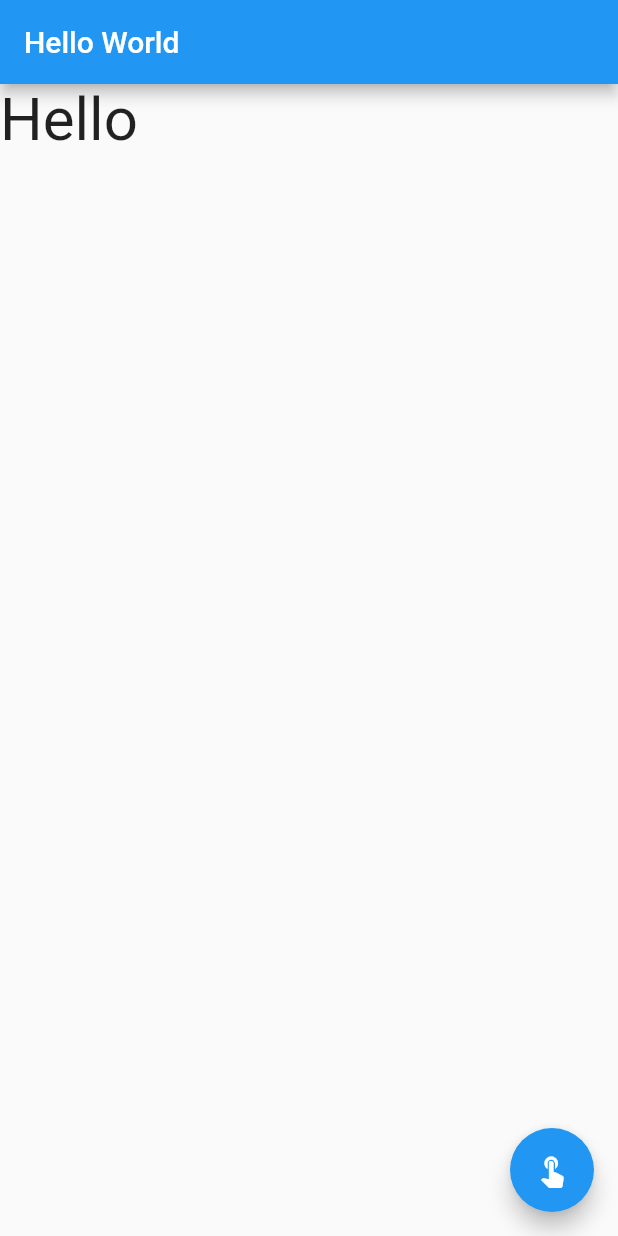
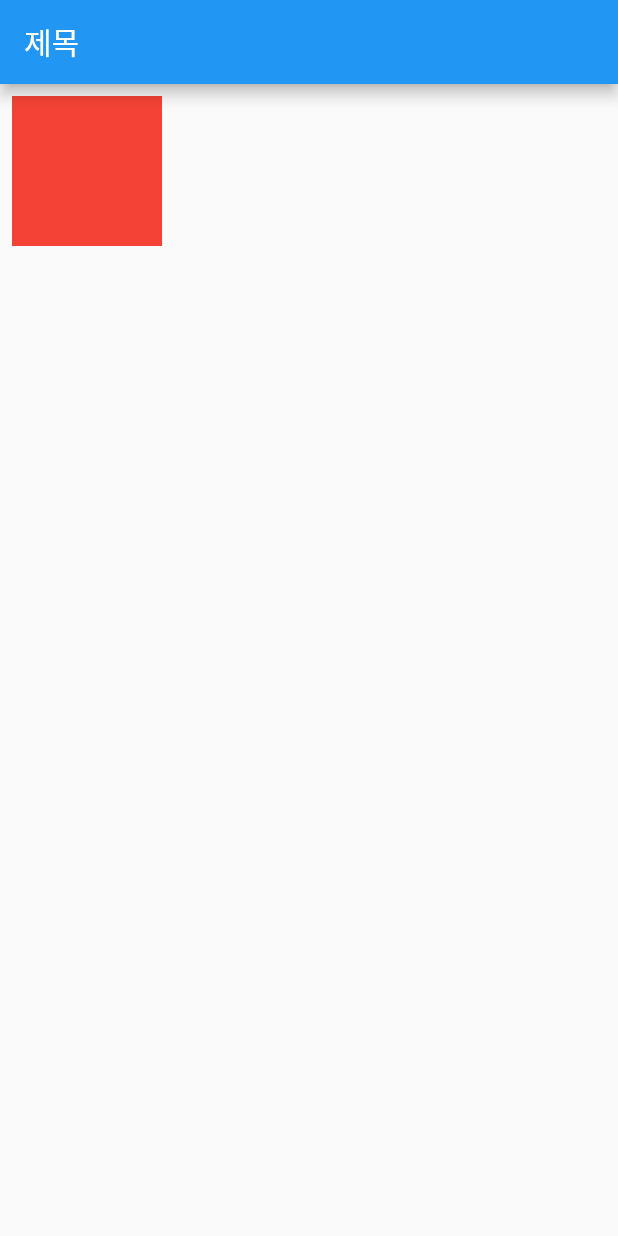
Before and after one commit to any1ok/flutter_app, a Flutter app: the screen it shows after launch, on a phone screen of 412 x 824 dp. Run offline on Flutter 3.47's test engine with Material 2 defaults, Android fonts, the phone set to English and light mode, and no system bars.

Commit message:
Container

```diff
--- a/lib/main.dart
+++ b/lib/main.dart
@@ -13,15 +13,6 @@ class MyApp extends StatelessWidget {
     return MaterialApp(
       title: 'Flutter Demo',
       theme: ThemeData(
-        // This is the theme of your application.
-        //
-        // Try running your application with "flutter run". You'll see the
-        // application has a blue toolbar. Then, without quitting the app, try
-        // changing the primarySwatch below to Colors.green and then invoke
-        // "hot reload" (press "r" in the console where you ran "flutter run",
-        // or simply save your changes to "hot reload" in a Flutter IDE).
-        // Notice that the counter didn't reset back to zero; the application
-        // is not restarted.
         primarySwatch: Colors.blue,
       ),
       home: MyHomePage(),
@@ -29,34 +20,20 @@ class MyApp extends StatelessWidget {
   }
 }
 
-class MyHomePage extends StatefulWidget {
-
+class MyHomePage extends StatelessWidget {
   @override
-  _MyHomePageState createState() => _MyHomePageState();
-}
-
-class _MyHomePageState extends State<MyHomePage> {
-  var _text = 'Hello';
-
-
-  @override
-  Widget build(BuildContext context) {
+  Widget build(BuildContext context){
     return Scaffold(
-      appBar: AppBar(
-        title: Text('Hello World'),
+      appBar:AppBar(
+        title: Text('제목'),
       ),
-      body: Text(
-        _text,
-        style: TextStyle(fontSize: 40),
-      ),
-      floatingActionButton: FloatingActionButton(
-        onPressed: (){
-          setState(() {
-            _text = 'World';
-          });
-        },
-        child: Icon(Icons.touch_app),
-      ),
+      body: Container(
+        color: Colors.red,
+        width:100,
+        height: 100,
+        padding: const EdgeInsets.all(8.0),
+        margin: const EdgeInsets.all(8.0),
+      )
     );
   }
 }
```
